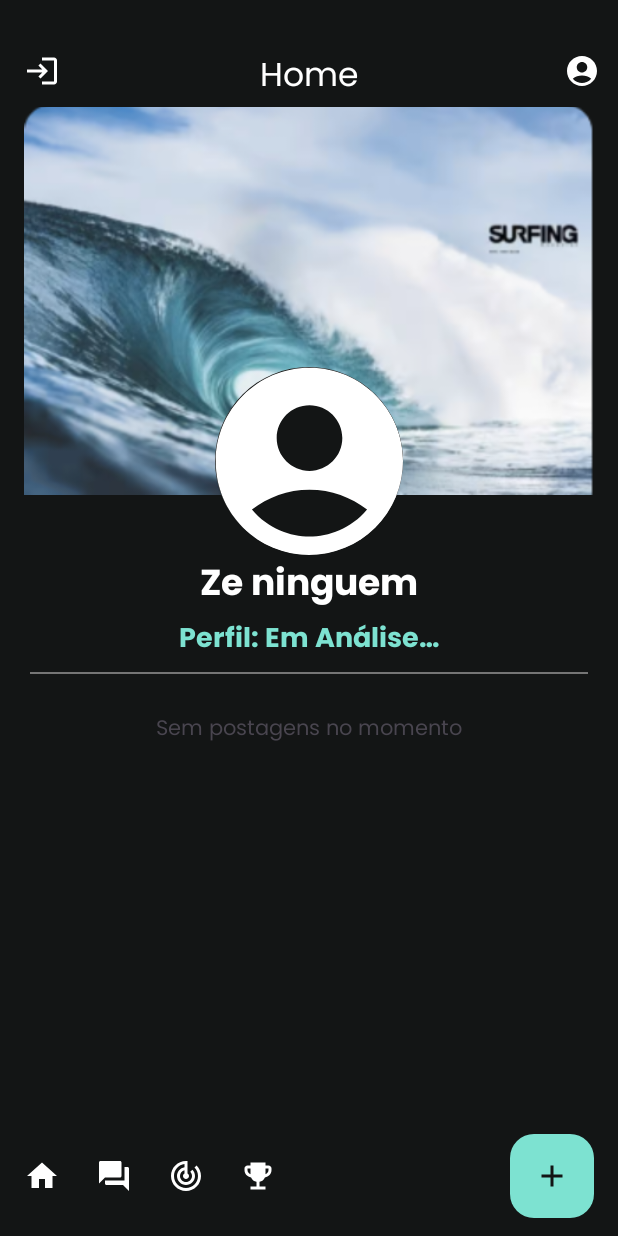
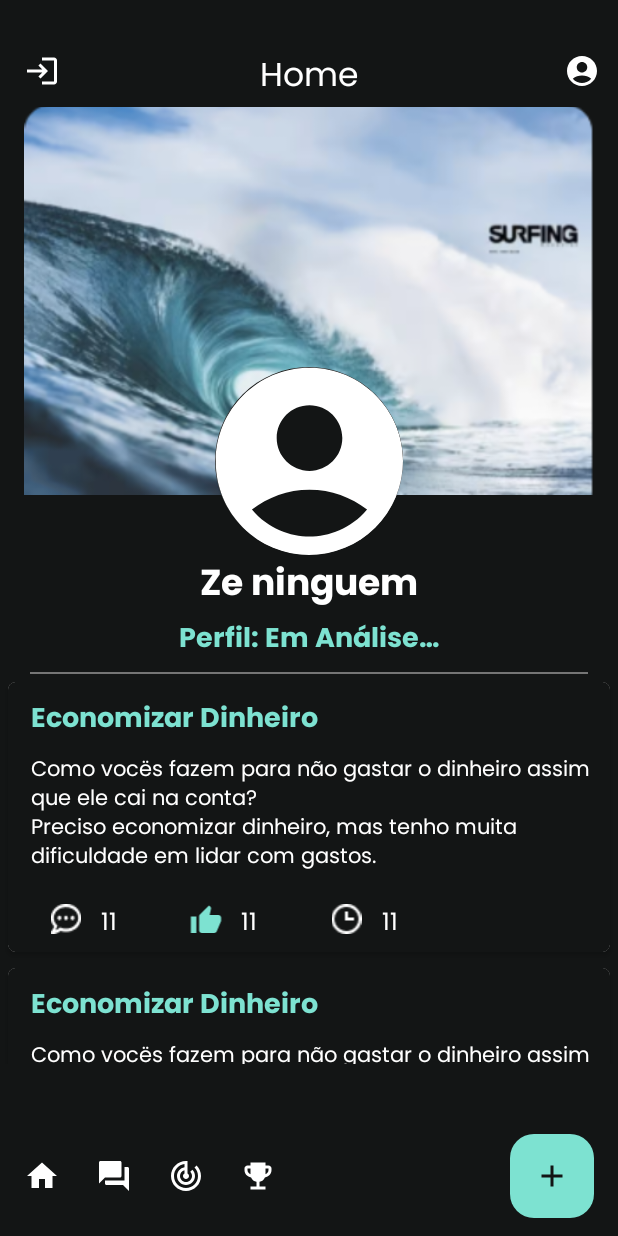
Before and after one commit to Balancefy/android-balancefy, an Android app: the fragment ProfileFragment placed in its activity, on a phone screen of 412 x 824 dp. Run offline under Robolectric (Android 15) with nearby library versions, the phone set to English and light mode, and no system bars.

Commit message:
implements #1 recycle view, topics at Profile, still in development

```diff
--- /dev/null
+++ b/app/src/main/java/com/balancefy/balancefyapp/adapter/TopicPostsProfileAdapter.kt
@@ -0,0 +1,47 @@
+package com.balancefy.balancefyapp.adapter
+
+import android.view.LayoutInflater
+import android.view.View
+import android.view.ViewGroup
+import android.widget.TextView
+import androidx.recyclerview.widget.RecyclerView
+import com.balancefy.balancefyapp.R
+import com.balancefy.balancefyapp.models.request.TopicoRequestDto
+
+class TopicPostsProfileAdapter(
+    private val listTopics: List<TopicoRequestDto>,
+    private val onClick: (mensagem: String) -> Unit
+) : RecyclerView.Adapter<RecyclerView.ViewHolder>(){
+    override fun onCreateViewHolder(parent: ViewGroup, viewType: Int): RecyclerView.ViewHolder {
+        val topicPostCardLayout = LayoutInflater.from(
+            parent.context
+        ).inflate(R.layout.profile_post_card, parent, false)
+
+        return TopicPostsProfileHolder(topicPostCardLayout)
+    }
+
+    inner class TopicPostsProfileHolder(
+        private val topicPostCardLayout: View
+    ) : RecyclerView.ViewHolder(topicPostCardLayout) {
+
+        fun attach(topicPosts : TopicoRequestDto) {
+            val tvTitle = topicPostCardLayout.findViewById<TextView>(R.id.tv_titlePost)
+            val tvText = topicPostCardLayout.findViewById<TextView>(R.id.tv_textPost)
+
+            tvTitle.text = topicPosts.titulo
+            tvText.text = topicPosts.conteudo
+
+            tvTitle.setOnClickListener{
+                onClick("Redirecionar para Post da Pessoa (in development)")
+            }
+        }
+    }
+
+    override fun onBindViewHolder(holder: RecyclerView.ViewHolder, position: Int) {
+        (holder as TopicPostsProfileHolder).attach(listTopics[position])
+    }
+
+    override fun getItemCount(): Int {
+        return listTopics.size
+    }
+}
--- a/app/src/main/java/com/balancefy/balancefyapp/frames/ProfileFragment.kt
+++ b/app/src/main/java/com/balancefy/balancefyapp/frames/ProfileFragment.kt
@@ -4,8 +4,12 @@ import android.os.Bundle
 import android.view.LayoutInflater
 import android.view.View
 import android.view.ViewGroup
+import android.widget.Toast
 import androidx.fragment.app.Fragment
+import androidx.recyclerview.widget.LinearLayoutManager
+import com.balancefy.balancefyapp.adapter.TopicPostsProfileAdapter
 import com.balancefy.balancefyapp.databinding.FragmentProfileBinding
+import com.balancefy.balancefyapp.models.request.TopicoRequestDto
 
 class ProfileFragment : Fragment() {
     private lateinit var binding: FragmentProfileBinding
@@ -14,12 +18,46 @@ class ProfileFragment : Fragment() {
         inflater: LayoutInflater,
         container: ViewGroup?,
         savedInstanceState: Bundle?
-    ): View? {
+    ): View {
         binding = FragmentProfileBinding.inflate(inflater)
+        recyclerViewConfiguration()
         return binding.root
     }
 
     override fun onViewCreated(view: View, savedInstanceState: Bundle?) {
         binding.nameProfile.text = arguments?.getString("nameUser") ?: "Ze ninguem"
     }
+
+    private fun recyclerViewConfiguration() {
+        val testPost = listOf(
+            TopicoRequestDto(
+                1,
+                "Economizar Dinheiro",
+                "Como vocës fazem para não gastar o dinheiro assim que ele cai na conta?\n" +
+                    "Preciso economizar dinheiro, mas tenho muita dificuldade em lidar com gastos."),
+            TopicoRequestDto(
+                2,
+                "Economizar Dinheiro",
+                "Como vocës fazem para não gastar o dinheiro assim que ele cai na conta?\n" +
+                        "Preciso economizar dinheiro, mas tenho muita dificuldade em lidar com gastos."),
+            TopicoRequestDto(
+                3,
+                "Economizar Dinheiro",
+                "Como vocës fazem para não gastar o dinheiro assim que ele cai na conta?\n" +
+                        "Preciso economizar dinheiro, mas tenho muita dificuldade em lidar com gastos.")
+        )
+
+        val recyclerContainer = binding.recyclerContainer
+        recyclerContainer.layoutManager = LinearLayoutManager(context)
+
+        recyclerContainer.adapter = TopicPostsProfileAdapter(
+            testPost
+        ) { message ->
+            showMessageTest(message)
+        }
+    }
+
+    private fun showMessageTest(message : String) {
+        Toast.makeText(context, message, Toast.LENGTH_SHORT).show()
+    }
 }
--- /dev/null
+++ b/app/src/main/java/com/balancefy/balancefyapp/models/request/TopicoRequestDto.kt
@@ -0,0 +1,7 @@
+package com.balancefy.balancefyapp.models.request
+
+data class TopicoRequestDto(
+    val id : Int,
+    val titulo : String,
+    val conteudo : String
+)
--- /dev/null
+++ b/app/src/main/java/com/balancefy/balancefyapp/models/response/ContaResponseDto.kt
@@ -0,0 +1,9 @@
+package com.balancefy.balancefyapp.models.response
+
+data class ContaResponseDto(
+    val id : Int,
+    val renda : Double,
+    val progresso: Double,
+    val status: Int,
+    val fkUsuario: UserResponseDto
+)
--- /dev/null
+++ b/app/src/main/java/com/balancefy/balancefyapp/models/response/TopicoResponseDto.kt
@@ -0,0 +1,12 @@
+package com.balancefy.balancefyapp.models.response
+
+import java.time.LocalDateTime
+
+data class TopicoResponseDto(
+    val id : Int,
+    val titulo: String,
+    val descricao: String,
+    val likes: Int,
+    val createdAt: LocalDateTime,
+    val fkConta : ContaResponseDto
+)
--- /dev/null
+++ b/app/src/main/res/drawable/ic_post_likes_disable.xml
@@ -0,0 +1,5 @@
+<vector android:height="24dp" android:tint="#FFFFFF"
+    android:viewportHeight="24" android:viewportWidth="24"
+    android:width="24dp" xmlns:android="http://schemas.android.com/apk/res/android">
+    <path android:fillColor="@android:color/white" android:pathData="M1,21h4L5,9L1,9v12zM23,10c0,-1.1 -0.9,-2 -2,-2h-6.31l0.95,-4.57 0.03,-0.32c0,-0.41 -0.17,-0.79 -0.44,-1.06L14.17,1 7.59,7.59C7.22,7.95 7,8.45 7,9v10c0,1.1 0.9,2 2,2h9c0.83,0 1.54,-0.5 1.84,-1.22l3.02,-7.05c0.09,-0.23 0.14,-0.47 0.14,-0.73v-2z"/>
+</vector>
--- /dev/null
+++ b/app/src/main/res/drawable/ic_post_likes_enable.xml
@@ -0,0 +1,5 @@
+<vector android:height="24dp" android:tint="#7DE2D1"
+    android:viewportHeight="24" android:viewportWidth="24"
+    android:width="24dp" xmlns:android="http://schemas.android.com/apk/res/android">
+    <path android:fillColor="@android:color/white" android:pathData="M1,21h4L5,9L1,9v12zM23,10c0,-1.1 -0.9,-2 -2,-2h-6.31l0.95,-4.57 0.03,-0.32c0,-0.41 -0.17,-0.79 -0.44,-1.06L14.17,1 7.59,7.59C7.22,7.95 7,8.45 7,9v10c0,1.1 0.9,2 2,2h9c0.83,0 1.54,-0.5 1.84,-1.22l3.02,-7.05c0.09,-0.23 0.14,-0.47 0.14,-0.73v-2z"/>
+</vector>
--- a/app/src/main/res/layout/fragment_profile.xml
+++ b/app/src/main/res/layout/fragment_profile.xml
@@ -3,7 +3,7 @@
     xmlns:app="http://schemas.android.com/apk/res-auto"
     xmlns:tools="http://schemas.android.com/tools"
     android:layout_width="match_parent"
-    android:layout_height="match_parent"
+    android:layout_height="wrap_content"
     android:background="@color/black_balancefy"
     android:orientation="vertical"
     android:paddingTop="70dp"
@@ -18,7 +18,7 @@
 
     <LinearLayout
         android:layout_width="match_parent"
-        android:layout_height="230dp"
+        android:layout_height="wrap_content"
         android:layout_marginTop="-85dp"
         android:orientation="vertical">
 
@@ -68,9 +68,10 @@
             android:background="@color/gray_line" />
     </LinearLayout>
 
-    <TextView
-        android:layout_width="wrap_content"
-        android:layout_height="wrap_content"
-        android:text="@string/no_posts"
-        android:layout_gravity="center"/>
+    <androidx.recyclerview.widget.RecyclerView
+        android:id="@+id/recyclerContainer"
+        android:layout_width="match_parent"
+        android:layout_height="260dp"
+        tools:itemCount="4"
+        tools:listitem="@layout/profile_post_card"/>
 </LinearLayout>
--- /dev/null
+++ b/app/src/main/res/layout/profile_post_card.xml
@@ -0,0 +1,106 @@
+<?xml version="1.0" encoding="utf-8"?>
+<androidx.cardview.widget.CardView xmlns:android="http://schemas.android.com/apk/res/android"
+    xmlns:app="http://schemas.android.com/apk/res-auto"
+    android:layout_width="match_parent"
+    android:orientation="vertical"
+    android:layout_height="180dp"
+    android:layout_margin="5dp"
+    android:elevation="10dp"
+    app:cardCornerRadius="5dp"
+    android:background="@color/black_balancefy"
+    >
+    <LinearLayout
+        android:layout_width="match_parent"
+        android:layout_height="match_parent"
+        android:orientation="vertical"
+        android:background="@color/black_balancefy"
+        android:padding="10dp"
+        android:paddingStart="15dp">
+
+        <TextView
+            android:id="@+id/tv_titlePost"
+            android:layout_width="wrap_content"
+            android:layout_height="0dp"
+            android:layout_weight="1"
+            android:textColor="@color/green_balancefy"
+            android:textStyle="bold"
+            android:layout_marginBottom="16dp"
+            android:textSize="18sp"
+            android:text="Titulo aleatorio">
+
+        </TextView>
+
+        <TextView
+            android:id="@+id/tv_textPost"
+            android:layout_width="wrap_content"
+            android:layout_height="0dp"
+            android:layout_weight="4"
+            android:textColor="@color/white"
+            android:textSize="14sp"
+            android:text="Texto aleatorio">
+
+        </TextView>
+
+        <LinearLayout
+            android:layout_marginTop="15dp"
+            android:layout_width="match_parent"
+            android:layout_height="0dp"
+            android:layout_weight="1"
+            android:orientation="horizontal">
+
+            <ImageView
+                android:layout_width="0dp"
+                android:layout_height="wrap_content"
+                android:layout_weight="1"
+                android:src="@drawable/ic_post_comments">
+            </ImageView>
+
+            <TextView
+                android:layout_width="0dp"
+                android:layout_height="wrap_content"
+                android:layout_weight="1"
+                android:id="@+id/post_comments"
+                android:textColor="@color/white"
+                android:text="11"
+                android:textSize="16sp"
+                />
+
+            <ImageView
+                android:layout_width="0dp"
+                android:layout_height="wrap_content"
+                android:layout_weight="1"
+                android:src="@drawable/ic_post_likes_enable"/>
+
+            <TextView
+                android:id="@+id/post_likes"
+                android:textColor="@color/white"
+                android:layout_width="0dp"
+                android:layout_height="wrap_content"
+                android:layout_weight="1"
+                android:text="11"
+                android:textSize="16sp"/>
+
+            <ImageView
+                android:layout_width="0dp"
+                android:layout_height="wrap_content"
+                android:layout_weight="1"
+                android:src="@drawable/ic_post_timer">
+
+            </ImageView>
+
+            <TextView
+                android:id="@+id/post_timer"
+                android:textColor="@color/white"
+                android:layout_width="0dp"
+                android:layout_height="wrap_content"
+                android:layout_weight="3"
+                android:text="11"
+                android:textSize="16sp"
+                />
+
+        </LinearLayout>
+
+    </LinearLayout>
+
+
+</androidx.cardview.widget.CardView>
```
Also changed, not shown: app/src/main/res/drawable/ic_post_comments.png (added), app/src/main/res/drawable/ic_post_likes.png (added), app/src/main/res/drawable/ic_post_timer.png (added).
